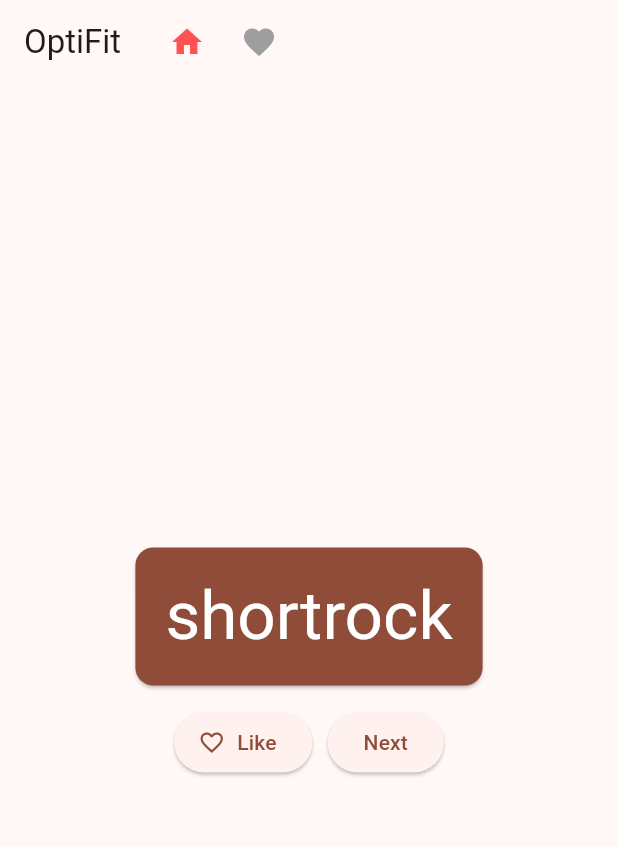
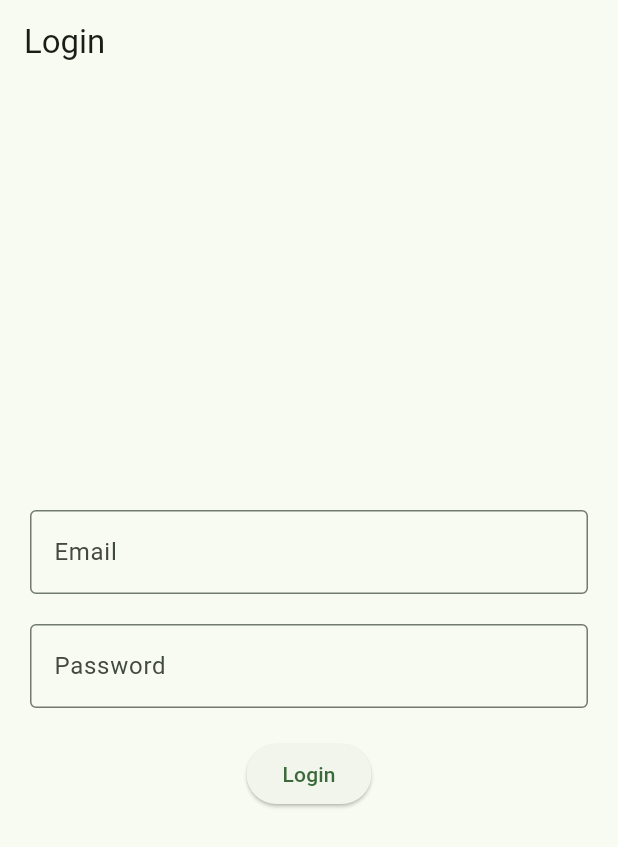
Before and after one commit to vrothenberg/OptiFit_FE, a Flutter app: the screen it shows after launch, on a phone screen of 412 x 824 dp. Shown: the top 847 px of the screen. Run offline on Flutter 3.47's test engine with Material 3 defaults, Android fonts, the phone set to English and light mode, and no system bars.

Commit message:
Added template pages for dashboard, logging, profile

```diff
--- a/lib/main.dart
+++ b/lib/main.dart
@@ -1,202 +1,116 @@
 import 'package:flutter/material.dart';
-import 'package:english_words/english_words.dart';
 import 'package:provider/provider.dart';
 
+import 'screens/dashboard_page.dart';
+import 'screens/login/login_page.dart';
+import 'screens/nutrition_logging_page.dart';
+import 'screens/user_profile_page.dart';
+
 void main() {
-  runApp(const MyApp());
+  runApp(const OptiFitApp());
 }
 
-class MyApp extends StatelessWidget {
-  const MyApp({super.key});
+class OptiFitApp extends StatelessWidget {
+  const OptiFitApp({Key? key}) : super(key: key);
 
   @override
   Widget build(BuildContext context) {
     return ChangeNotifierProvider(
-      create: (context) => MyAppState(),
+      create: (context) => OptiFitAppState(),
       child: MaterialApp(
         title: 'OptiFit',
         theme: ThemeData(
           useMaterial3: true,
-          colorScheme: ColorScheme.fromSeed(seedColor: Colors.deepOrange),
+          colorScheme: ColorScheme.fromSeed(seedColor: Colors.green),
         ),
-        home: MyHomePage(),
+        home: const MyHomePage(),
       ),
     );
   }
 }
 
-class MyAppState extends ChangeNotifier {
-  var current = WordPair.random();
+class OptiFitAppState extends ChangeNotifier {
+  bool isLoggedIn = false;
 
-  void getNext() {
-    current = WordPair.random();
+  void login() {
+    isLoggedIn = true;
     notifyListeners();
   }
 
-  var favorites = <WordPair>[];
-
-  void toggleFavorite() {
-    if (favorites.contains(current)) {
-      favorites.remove(current);
-    } else {
-      favorites.add(current);
-    }
+  void logout() {
+    isLoggedIn = false;
     notifyListeners();
   }
 }
 
 class MyHomePage extends StatefulWidget {
+  const MyHomePage({Key? key}) : super(key: key);
+
   @override
-  State<MyHomePage> createState() => _MyHomePageState();
+  MyHomePageState createState() => MyHomePageState();
 }
 
-class _MyHomePageState extends State<MyHomePage> {
-  var selectedIndex = 0;
+class MyHomePageState extends State<MyHomePage> {
+  int selectedIndex = 0;
 
   @override
   Widget build(BuildContext context) {
+    final appState = Provider.of<OptiFitAppState>(context);
+
+    if (!appState.isLoggedIn) {
+      return const LoginPage();
+    }
+
     Widget page;
     switch (selectedIndex) {
       case 0:
-        page = GeneratorPage();
+        page = const DashboardPage();
         break;
       case 1:
-        page = FavoritesPage();
+        page = const NutritionLoggingPage();
+        break;
+      case 2:
+        page = const UserProfilePage();
         break;
       default:
-        throw UnimplementedError('no widget for $selectedIndex');
+        throw UnimplementedError('no widget for \$selectedIndex');
     }
 
     return Scaffold(
       appBar: AppBar(
-        title: Row( // Using Row for title to control layout
-          children: <Widget>[
-            Text("OptiFit"), // Title text
-            SizedBox(width: 20),
-            IconButton(      // Home Icon
-              icon: Icon(Icons.home),
-              tooltip: 'Home',
-              onPressed: () {
-                setState(() {
-                  selectedIndex = 0;
-                });
-              },
-              color: selectedIndex == 0 ? Colors.redAccent : Colors.grey,
-            ),
-            IconButton(      // Favorites Icon
-              icon: Icon(Icons.favorite),
-              tooltip: 'Favorites',
-              onPressed: () {
-                setState(() {
-                  selectedIndex = 1;
-                });
-              },
-              color: selectedIndex == 1 ? Colors.redAccent : Colors.grey,
-            ),
-          ],
-        ),
-        // actions: [], // We are now placing actions in the title Row, so actions are not needed here.
+        title: const Text('OptiFit'),
       ),
       body: Center(
         child: page,
       ),
-    );
-  }
-}
-class GeneratorPage extends StatelessWidget {
-  @override
-  Widget build(BuildContext context) {
-    var appState = context.watch<MyAppState>();
-    var pair = appState.current;
-
-    IconData icon;
-    if (appState.favorites.contains(pair)) {
-      icon = Icons.favorite;
-    } else {
-      icon = Icons.favorite_border;
-    }
-
-    return Column(
-      mainAxisAlignment: MainAxisAlignment.center,
-      children: [
-        BigCard(pair: pair),
-        SizedBox(height: 10),
-        Row(
-          mainAxisSize: MainAxisSize.min,
-          children: [
-            ElevatedButton.icon(
-              onPressed: () {
-                appState.toggleFavorite();
-              },
-              icon: Icon(icon),
-              label: Text('Like'),
+        bottomNavigationBar: BottomNavigationBar(
+          type: BottomNavigationBarType.fixed,
+          items: <BottomNavigationBarItem>[
+          BottomNavigationBarItem(
+            icon: Icon(Icons.dashboard),
+            label: 'Dashboard',
+          ),
+          BottomNavigationBarItem(
+            icon: Icon(Icons.fitness_center),
+            label: 'Log Nutrition',
+          ),
+          BottomNavigationBarItem(
+            icon: Icon(Icons.person),
+            label: 'Profile',
+          ),
+          if (!appState.isLoggedIn)
+            BottomNavigationBarItem(
+              icon: Icon(Icons.login),
+              label: 'Login',
             ),
-            SizedBox(width: 10),
-            ElevatedButton(
-              onPressed: () {
-                appState.getNext();
-              },
-              child: Text('Next'),
-            ),
-          ],
-        ),
-      ],
-    );
-  }
-}
-
-class FavoritesPage extends StatelessWidget { // Create FavoritesPage Widget
-  @override
-  Widget build(BuildContext context) {
-    var appState = context.watch<MyAppState>();
-
-    if (appState.favorites.isEmpty) {
-      return Center(
-        child: Text('No favorites yet.'),
-      );
-    } else {
-      return ListView(
-        children: [
-          Padding(
-            padding: const EdgeInsets.all(20),
-            child: Text('You have ${appState.favorites.length} favorites:'),
-          ),
-          for (var pair in appState.favorites)
-            ListTile(
-              leading: Icon(Icons.favorite),
-              title: Text(pair.asLowerCase),
-            )
         ],
-      );
-    }
-  }
-}
-
-
-class BigCard extends StatelessWidget {
-  const BigCard({
-    super.key,
-    required this.pair,
-  });
-
-  final WordPair pair;
-
-  @override
-  Widget build(BuildContext context) {
-    final theme = Theme.of(context);
-    final style = theme.textTheme.displayMedium!.copyWith(
-      color: theme.colorScheme.onPrimary,
-    );
-
-    return Card(
-      color: theme.colorScheme.primary,
-      child: Padding(
-        padding: const EdgeInsets.all(20),
-        child: Text(
-          pair.asLowerCase,
-          style: style,
-          semanticsLabel: "${pair.first} ${pair.second}",
-        ),
+        currentIndex: selectedIndex,
+        selectedItemColor: Colors.green[800],
+        onTap: (index) {
+          setState(() {
+            selectedIndex = index;
+          });
+        },
       ),
     );
   }
--- /dev/null
+++ b/lib/screens/login/login_page.dart
@@ -0,0 +1,83 @@
+import 'package:flutter/material.dart';
+import 'package:provider/provider.dart';
+import '../../main.dart';
+
+class LoginPage extends StatefulWidget {
+  const LoginPage({Key? key}) : super(key: key);
+
+  @override
+  LoginPageState createState() => LoginPageState();
+}
+
+class LoginPageState extends State<LoginPage> {
+  final _formKey = GlobalKey<FormState>();
+  final emailController = TextEditingController();
+  final passwordController = TextEditingController();
+
+  @override
+  void dispose() {
+    emailController.dispose();
+    passwordController.dispose();
+    super.dispose();
+  }
+
+  @override
+  Widget build(BuildContext context) {
+    return Scaffold(
+      appBar: AppBar(
+        title: const Text('Login'),
+      ),
+      body: Center(
+        child: Padding(
+          padding: const EdgeInsets.all(20.0),
+          child: Form(
+            key: _formKey,
+            child: Column(
+              mainAxisAlignment: MainAxisAlignment.center,
+              children: <Widget>[
+                TextFormField(
+                  controller: emailController,
+                  decoration: const InputDecoration(
+                    labelText: 'Email',
+                    border: OutlineInputBorder(),
+                  ),
+                  validator: (value) {
+                    if (value == null || value.isEmpty) {
+                      return 'Please enter your email';
+                    }
+                    return null;
+                  },
+                ),
+                const SizedBox(height: 20),
+                TextFormField(
+                  controller: passwordController,
+                  obscureText: true,
+                  decoration: const InputDecoration(
+                    labelText: 'Password',
+                    border: OutlineInputBorder(),
+                  ),
+                  validator: (value) {
+                    if (value == null || value.isEmpty) {
+                      return 'Please enter your password';
+                    }
+                    return null;
+                  },
+                ),
+                const SizedBox(height: 20),
+                ElevatedButton(
+                  onPressed: () {
+                    if (_formKey.currentState!.validate()) {
+                      // For now, just simulate login success
+                      Provider.of<OptiFitAppState>(context, listen: false).login();
+                    }
+                  },
+                  child: const Text('Login'),
+                ),
+              ],
+            ),
+          ),
+        ),
+      ),
+    );
+  }
+}
```
Also changed, not shown: lib/screens/dashboard_page.dart (added, +12 -0 lines), lib/screens/nutrition_logging_page.dart (added, +12 -0 lines), lib/screens/user_profile_page.dart (added, +12 -0 lines), 1 other file.
